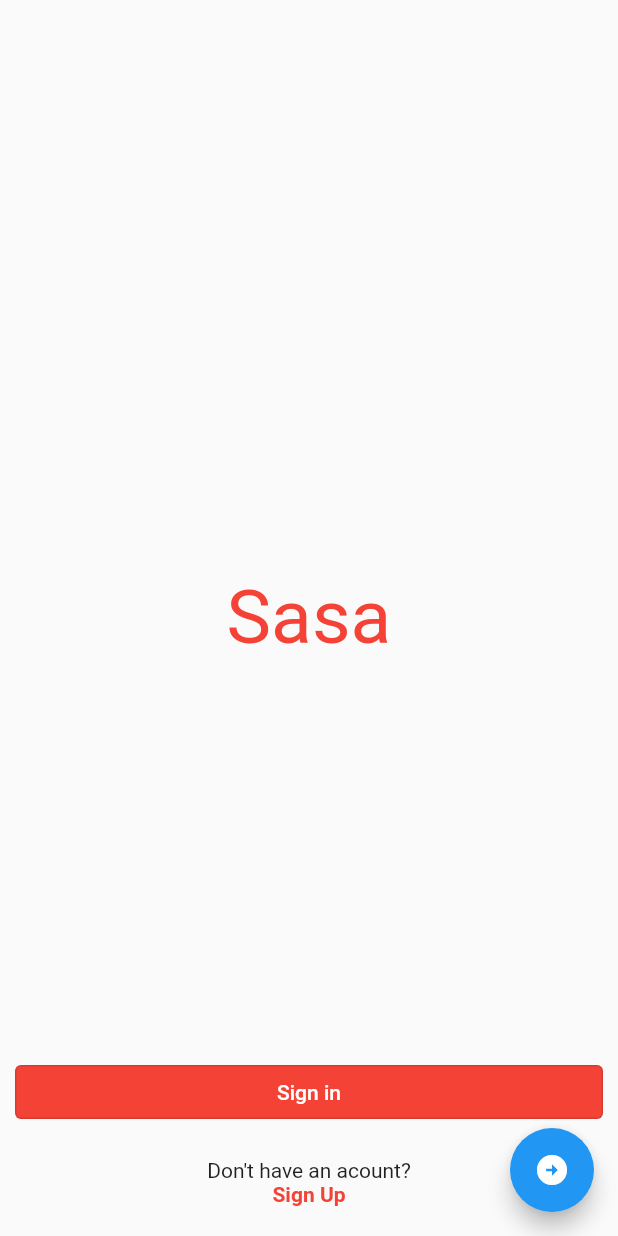
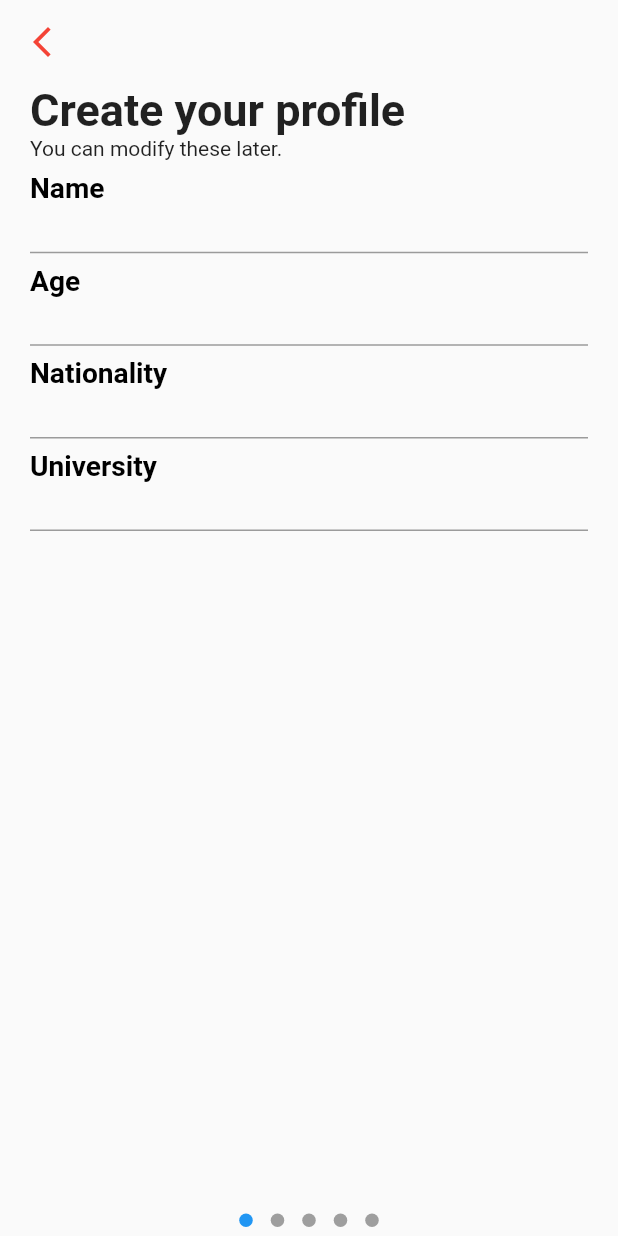
Before and after one commit to Sasa-App/sasa-mobile-app, a Flutter app: the screen it shows after launch, on a phone screen of 412 x 824 dp. Run offline on Flutter 3.47's test engine with Material 2 defaults, Android fonts, the phone set to English and light mode, and no system bars; drawn by our look-alikes of carousel_slider, dots_indicator.

Commit message:
save progress: login flow

```diff
--- a/lib/main.dart
+++ b/lib/main.dart
@@ -1,11 +1,12 @@
 import 'package:flutter/material.dart';
+import 'package:sasa_mobile_app/screens/login_flow/create_account_flow/create_account.dart';
 import 'package:sasa_mobile_app/screens/login_flow/login.dart';
 
 void main() async {
   WidgetsFlutterBinding.ensureInitialized();
   runApp(
     const MaterialApp(
-      home: LoginScreen(),
+      home: CreateAccount(),
     ),
   );
 }
--- /dev/null
+++ b/lib/screens/login_flow/create_account_flow/create_account.dart
@@ -0,0 +1,71 @@
+import 'package:flutter/material.dart';
+import 'package:carousel_slider/carousel_slider.dart';
+import 'package:sasa_mobile_app/screens/feed.dart';
+import 'package:sasa_mobile_app/screens/login_flow/create_account_flow/create_your_profile.dart';
+import 'package:dots_indicator/dots_indicator.dart';
+import 'package:sasa_mobile_app/screens/login_flow/create_account_flow/lets_meet_the_real_you.dart';
+import 'package:sasa_mobile_app/screens/login_flow/create_account_flow/looking_for.dart';
+import 'package:sasa_mobile_app/screens/login_flow/create_account_flow/security_verification.dart';
+import 'package:sasa_mobile_app/screens/login_flow/create_account_flow/select_a_profile_photo.dart';
+
+class CreateAccount extends StatefulWidget {
+  const CreateAccount({super.key});
+
+  @override
+  State<CreateAccount> createState() => _CreateAccountState();
+}
+
+class _CreateAccountState extends State<CreateAccount> {
+  final items = [
+    createYourProfile(),
+    securityVerification(),
+    selectAProfilePhoto(),
+    lookingFor(),
+    letsMeetTheRealYou()
+  ];
+
+  int currentIndex = 0;
+
+  @override
+  Widget build(BuildContext context) {
+    return Scaffold(
+      resizeToAvoidBottomInset: false,
+      appBar: AppBar(
+        elevation: 0,
+        leading: InkWell(
+          onTap: () {
+            Navigator.pop(context);
+          },
+          child: const Icon(
+            Icons.arrow_back_ios_new,
+            color: Colors.red,
+          ),
+        ),
+        backgroundColor: Theme.of(context).scaffoldBackgroundColor,
+      ),
+      body: Column(
+        children: [
+          Expanded(
+            child: CarouselSlider(
+              items: items,
+              options: CarouselOptions(
+                enableInfiniteScroll: false,
+                height: double.infinity,
+                viewportFraction: 1,
+                onPageChanged: (index, reason) => {
+                  setState(() {
+                    currentIndex = index;
+                  })
+                },
+              ),
+            ),
+          ),
+          DotsIndicator(
+            dotsCount: items.length,
+            position: currentIndex,
+          )
+        ],
+      ),
+    );
+  }
+}
--- /dev/null
+++ b/lib/screens/login_flow/create_account_flow/create_your_profile.dart
@@ -0,0 +1,74 @@
+import 'package:flutter/material.dart';
+
+Widget createYourProfile() {
+  return Padding(
+    padding: const EdgeInsets.symmetric(horizontal: 20),
+    child: Column(
+        mainAxisSize: MainAxisSize.max,
+        crossAxisAlignment: CrossAxisAlignment.start,
+        children: [
+          const Text(
+            "Create your profile",
+            style: TextStyle(fontSize: 30, fontWeight: FontWeight.bold),
+          ),
+          const Text("You can modify these later."),
+          Form(
+            child: Expanded(
+              child: Column(
+                mainAxisAlignment: MainAxisAlignment.spaceEvenly,
+                children: [
+                  TextFormField(
+                    style: const TextStyle(fontSize: 25, color: Colors.red),
+                    decoration: const InputDecoration(
+                      labelText: "Name",
+                      labelStyle: TextStyle(
+                          color: Colors.black,
+                          fontWeight: FontWeight.bold,
+                          fontSize: 25),
+                      floatingLabelBehavior: FloatingLabelBehavior.always,
+                      contentPadding: EdgeInsets.fromLTRB(0, 10, 0, 0),
+                    ),
+                  ),
+                  TextFormField(
+                    style: const TextStyle(fontSize: 25, color: Colors.red),
+                    decoration: const InputDecoration(
+                      labelText: "Age",
+                      labelStyle: TextStyle(
+                          color: Colors.black,
+                          fontWeight: FontWeight.bold,
+                          fontSize: 25),
+                      floatingLabelBehavior: FloatingLabelBehavior.always,
+                      contentPadding: EdgeInsets.fromLTRB(0, 10, 0, 0),
+                    ),
+                  ),
+                  TextFormField(
+                    style: const TextStyle(fontSize: 25, color: Colors.red),
+                    decoration: const InputDecoration(
+                      labelText: "Nationality",
+                      labelStyle: TextStyle(
+                          color: Colors.black,
+                          fontWeight: FontWeight.bold,
+                          fontSize: 25),
+                      floatingLabelBehavior: FloatingLabelBehavior.always,
+                      contentPadding: EdgeInsets.fromLTRB(0, 10, 0, 0),
+                    ),
+                  ),
+                  TextFormField(
+                    style: const TextStyle(fontSize: 25, color: Colors.red),
+                    decoration: const InputDecoration(
+                      labelText: "University",
+                      labelStyle: TextStyle(
+                          color: Colors.black,
+                          fontWeight: FontWeight.bold,
+                          fontSize: 25),
+                      floatingLabelBehavior: FloatingLabelBehavior.always,
+                      contentPadding: EdgeInsets.fromLTRB(0, 10, 0, 0),
+                    ),
+                  ),
+                ],
+              ),
+            ),
+          ),
+        ]),
+  );
+}
--- /dev/null
+++ b/lib/screens/login_flow/create_account_flow/lets_meet_the_real_you.dart
@@ -0,0 +1,42 @@
+import 'package:flutter/material.dart';
+
+Widget letsMeetTheRealYou() {
+  return Padding(
+    padding: const EdgeInsets.symmetric(horizontal: 20),
+    child: Column(
+        mainAxisSize: MainAxisSize.max,
+        crossAxisAlignment: CrossAxisAlignment.start,
+        children: [
+          const Text(
+            "Let's meet the real you...",
+            style: TextStyle(fontSize: 30, fontWeight: FontWeight.bold),
+          ),
+          const Text("Keep your answers as authentic as possible"),
+          styledTextFormField("Describe your ideal weekend..."),
+          styledTextFormField("What's your biggest green flag?..."),
+          styledTextFormField(
+              "If your life was a movie, which one would it be?"),
+        ]),
+  );
+}
+
+Widget styledTextFormField(String labelText, {Widget? suffixIcon}) {
+  return TextFormField(
+    decoration: InputDecoration(
+      labelText: labelText,
+      labelStyle: const TextStyle(
+          color: Colors.black, fontWeight: FontWeight.bold, fontSize: 25),
+      floatingLabelBehavior: FloatingLabelBehavior.always,
+      filled: true,
+      fillColor: Colors.grey.shade200,
+      enabledBorder: const OutlineInputBorder(
+        borderSide: BorderSide(color: Colors.transparent),
+      ),
+      focusedBorder: const OutlineInputBorder(
+        borderSide: BorderSide(color: Colors.transparent),
+      ),
+      contentPadding: const EdgeInsets.symmetric(horizontal: 12),
+      suffixIcon: suffixIcon,
+    ),
+  );
+}
--- /dev/null
+++ b/lib/screens/login_flow/create_account_flow/looking_for.dart
@@ -0,0 +1,37 @@
+import 'package:flutter/material.dart';
+
+Widget lookingFor() {
+  return Padding(
+    padding: const EdgeInsets.symmetric(horizontal: 20),
+    child: Column(
+        mainAxisSize: MainAxisSize.max,
+        crossAxisAlignment: CrossAxisAlignment.start,
+        children: [
+          const Text(
+            "Looking for...",
+            style: TextStyle(fontSize: 30, fontWeight: FontWeight.bold),
+          ),
+          const Text("We'll connect you to other users with similar answers"),
+          OutlinedButton(
+            onPressed: () {},
+            style: ButtonStyle(
+              backgroundColor: MaterialStateProperty.all(Colors.red),
+            ),
+            child: const Text(
+              "Flirting 💗 ",
+              style: TextStyle(color: Colors.white),
+            ),
+          ),
+          OutlinedButton(
+            onPressed: () {},
+            style: ButtonStyle(
+              backgroundColor: MaterialStateProperty.all(Colors.red),
+            ),
+            child: const Text(
+              "Friendship 👥",
+              style: TextStyle(color: Colors.white),
+            ),
+          ),
+        ]),
+  );
+}
--- /dev/null
+++ b/lib/screens/login_flow/create_account_flow/security_verification.dart
@@ -0,0 +1,62 @@
+import 'package:flutter/material.dart';
+
+Widget securityVerification() {
+  return Padding(
+    padding: const EdgeInsets.symmetric(horizontal: 20),
+    child: Column(
+        mainAxisSize: MainAxisSize.max,
+        crossAxisAlignment: CrossAxisAlignment.start,
+        children: [
+          const Text(
+            "Security verification",
+            style: TextStyle(fontSize: 30, fontWeight: FontWeight.bold),
+          ),
+          const Text("We need these details to confirm your identity."),
+          Form(
+            child: Expanded(
+              child: Column(
+                mainAxisAlignment: MainAxisAlignment.spaceEvenly,
+                children: [
+                  TextFormField(
+                    style: const TextStyle(fontSize: 25, color: Colors.red),
+                    decoration: const InputDecoration(
+                      labelText: "University",
+                      labelStyle: TextStyle(
+                          color: Colors.black,
+                          fontWeight: FontWeight.bold,
+                          fontSize: 25),
+                      floatingLabelBehavior: FloatingLabelBehavior.always,
+                      contentPadding: EdgeInsets.fromLTRB(0, 10, 0, 0),
+                    ),
+                  ),
+                  TextFormField(
+                    style: const TextStyle(fontSize: 25, color: Colors.red),
+                    decoration: const InputDecoration(
+                      labelText: "University email",
+                      labelStyle: TextStyle(
+                          color: Colors.black,
+                          fontWeight: FontWeight.bold,
+                          fontSize: 25),
+                      floatingLabelBehavior: FloatingLabelBehavior.always,
+                      contentPadding: EdgeInsets.fromLTRB(0, 10, 0, 0),
+                    ),
+                  ),
+                  TextFormField(
+                    style: const TextStyle(fontSize: 25, color: Colors.red),
+                    decoration: const InputDecoration(
+                      labelText: "Veification code",
+                      labelStyle: TextStyle(
+                          color: Colors.black,
+                          fontWeight: FontWeight.bold,
+                          fontSize: 25),
+                      floatingLabelBehavior: FloatingLabelBehavior.always,
+                      contentPadding: EdgeInsets.fromLTRB(0, 10, 0, 0),
+                    ),
+                  ),
+                ],
+              ),
+            ),
+          ),
+        ]),
+  );
+}
--- /dev/null
+++ b/lib/screens/login_flow/create_account_flow/select_a_profile_photo.dart
@@ -0,0 +1,28 @@
+import 'package:flutter/material.dart';
+
+Widget selectAProfilePhoto() {
+  return Padding(
+    padding: const EdgeInsets.symmetric(horizontal: 20),
+    child: Column(
+        mainAxisSize: MainAxisSize.max,
+        crossAxisAlignment: CrossAxisAlignment.start,
+        children: [
+          const Text(
+            "Select a profile photo",
+            style: TextStyle(fontSize: 30, fontWeight: FontWeight.bold),
+          ),
+          const Text("Be sure to choose your best one!"),
+          const Spacer(),
+          OutlinedButton(
+            onPressed: () {},
+            style: ButtonStyle(
+              backgroundColor: MaterialStateProperty.all(Colors.red),
+            ),
+            child: const Text(
+              "Sign in",
+              style: TextStyle(color: Colors.white),
+            ),
+          ),
+        ]),
+  );
+}
--- a/lib/screens/login_flow/login.dart
+++ b/lib/screens/login_flow/login.dart
@@ -1,6 +1,6 @@
 import 'package:flutter/material.dart';
 import 'package:sasa_mobile_app/screens/feed.dart';
-import 'package:sasa_mobile_app/screens/login_flow/sign_in_create_account.dart';
+import 'package:sasa_mobile_app/screens/login_flow/sign_in.dart';
 
 class LoginScreen extends StatefulWidget {
   const LoginScreen({super.key});
@@ -35,7 +35,7 @@ class _LoginScreenState extends State<LoginScreen> {
                     print("Here");
                     Navigator.push(context,
                         MaterialPageRoute(builder: (context) {
-                      return const SignInCreateAccountScreen();
+                      return const SignInScreen();
                     }));
                   },
                   style: ButtonStyle(
--- a/lib/screens/login_flow/sign_in_create_account.dart
+++ b/lib/screens/login_flow/sign_in.dart
@@ -1,16 +1,16 @@
 import 'package:flutter/material.dart';
 
-class SignInCreateAccountScreen extends StatefulWidget {
-  const SignInCreateAccountScreen({super.key});
+class SignInScreen extends StatefulWidget {
+  const SignInScreen({super.key});
 
   @override
-  State<SignInCreateAccountScreen> createState() =>
-      _SignInCreateAccountScreenState();
+  State<SignInScreen> createState() => _SignInScreenState();
 }
 
-class _SignInCreateAccountScreenState extends State<SignInCreateAccountScreen> {
+class _SignInScreenState extends State<SignInScreen> {
   bool? agreeTerms = false;
   bool? agreeNewsletters = false;
+
   @override
   Widget build(BuildContext context) {
     return DefaultTabController(
@@ -30,8 +30,13 @@ class _SignInCreateAccountScreenState extends State<SignInCreateAccountScreen> {
           ),
           backgroundColor: Theme.of(context).scaffoldBackgroundColor,
           toolbarHeight: 30,
-          bottom: const TabBar(
-            tabs: [
+          bottom: TabBar(
+            onTap: (index) {
+              // Navigator.push(context, MaterialPageRoute(builder: (context) {
+              //   return const FeedScreen();
+              // }));
+            },
+            tabs: const [
               Tab(
                 text: "Sign in",
               ),
@@ -105,7 +110,7 @@ class _SignInCreateAccountScreenState extends State<SignInCreateAccountScreen> {
                       print("Here");
                       Navigator.push(context,
                           MaterialPageRoute(builder: (context) {
-                        return const SignInCreateAccountScreen();
+                        return const SignInScreen();
                       }));
                     },
                     style: ButtonStyle(
--- a/pubspec.yaml
+++ b/pubspec.yaml
@@ -35,6 +35,8 @@ dependencies:
   # The following adds the Cupertino Icons font to your application.
   # Use with the CupertinoIcons class for iOS style icons.
   cupertino_icons: ^1.0.2
+  carousel_slider: ^4.2.1
+  dots_indicator: ^3.0.0
 
 dev_dependencies:
   flutter_test:
```
Also changed, not shown: pubspec.lock.
